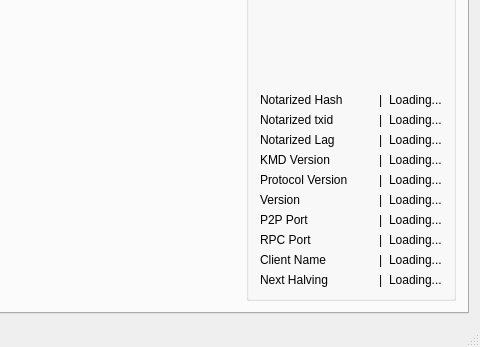
This is src/mainwindow.ui in ZcashFoundation/zecwallet as Qt 5 draws it before an edit; both pictures show x 488 to 968 and y 269 to 616 of the 968 by 616 pixel window. The edited form follows.
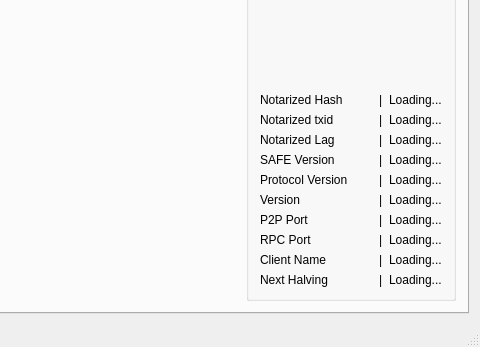
This is the edited form. The open tabs and pages were chosen to show the change. Icons and pictures are not drawn. Custom widgets are drawn as their Qt base class.

```diff
--- a/src/mainwindow.ui
+++ b/src/mainwindow.ui
@@ -1049,7 +1049,7 @@
              <item row="10" column="0">
               <widget class="QLabel" name="kmdversionlabel">
                <property name="text">
-                <string>KMD Version</string>
+                <string>SAFE Version</string>
                </property>
               </widget>
              </item>
```
Left out of the diff: 12 changed lines with no effect on the pictures.
